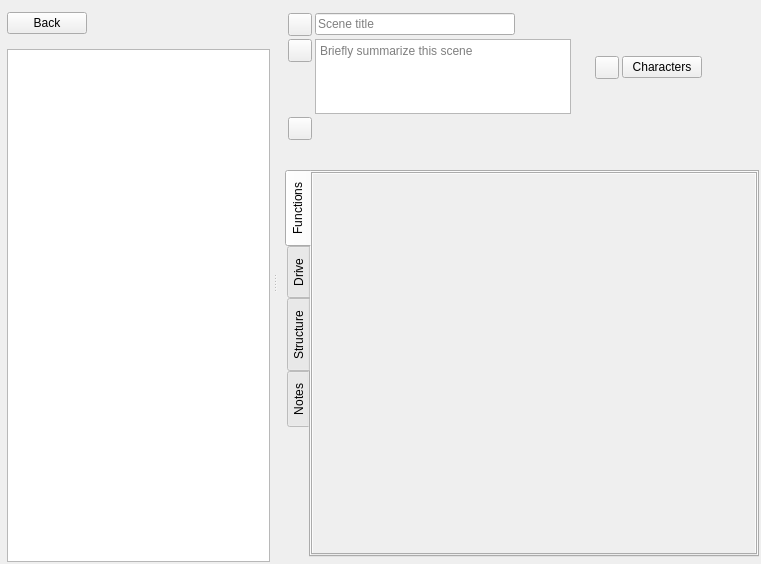
plotlyst/plotlyst-app, file ui/scene_editor.ui: the form before one commit.
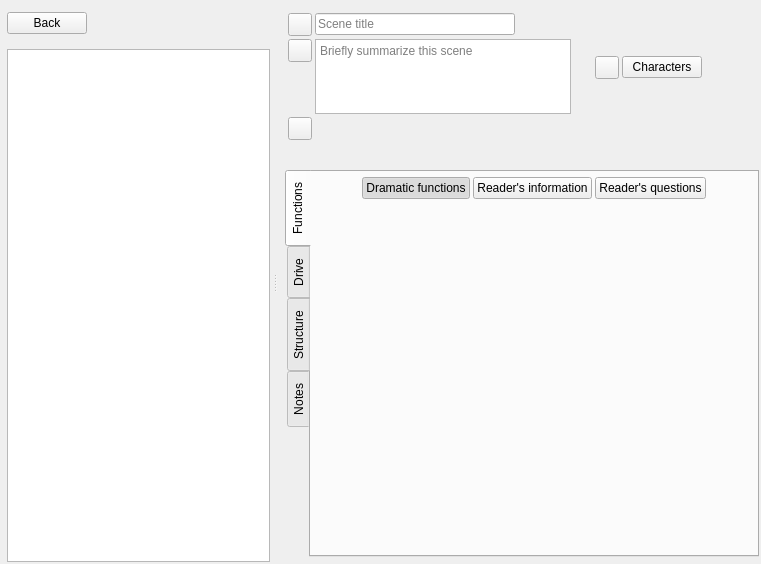
The form after the commit. The open tabs and pages were chosen to show the change. Custom widgets are drawn as their Qt base class.

Commit message:
Add reader info tracking (#1729)
* Add reader info tracking

* new ui

* new bubble

* character insight

* derive pov

* progress

* setup

* hide questions

* derive purpose

* derive purpose

* derive purpose

* migrate

Patch:
```diff
--- a/ui/scene_editor.ui
+++ b/ui/scene_editor.ui
@@ -576,7 +576,7 @@
                 <number>0</number>
                </property>
                <property name="topMargin">
-                <number>0</number>
+                <number>5</number>
                </property>
                <property name="rightMargin">
                 <number>0</number>
@@ -584,27 +584,114 @@
                <property name="bottomMargin">
                 <number>0</number>
                </property>
+               <item alignment="Qt::AlignHCenter">
+                <widget class="QWidget" name="widget" native="true">
+                 <layout class="QHBoxLayout" name="horizontalLayout_7">
+                  <property name="spacing">
+                   <number>3</number>
+                  </property>
+                  <property name="leftMargin">
+                   <number>0</number>
+                  </property>
+                  <property name="topMargin">
+                   <number>0</number>
+                  </property>
+                  <property name="rightMargin">
+                   <number>0</number>
+                  </property>
+                  <property name="bottomMargin">
+                   <number>0</number>
+                  </property>
+                  <item>
+                   <widget class="QPushButton" name="btnDramaticFunctions">
+                    <property name="cursor">
+                     <cursorShape>PointingHandCursor</cursorShape>
+                    </property>
+                    <property name="toolTip">
+                     <string>Compare summary</string>
+                    </property>
+                    <property name="text">
+                     <string>Dramatic functions</string>
+                    </property>
+                    <property name="checkable">
+                     <bool>true</bool>
+                    </property>
+                    <property name="checked">
+                     <bool>true</bool>
+                    </property>
+                    <property name="transparent-rounded-bg-on-hover" stdset="0">
+                     <bool>true</bool>
+                    </property>
+                    <property name="secondary-selector" stdset="0">
+                     <bool>true</bool>
+                    </property>
+                    <attribute name="buttonGroup">
+                     <string notr="true">buttonGroupFunctions</string>
+                    </attribute>
+                   </widget>
+                  </item>
+                  <item>
+                   <widget class="QPushButton" name="btnReaderInfo">
+                    <property name="cursor">
+                     <cursorShape>PointingHandCursor</cursorShape>
+                    </property>
+                    <property name="toolTip">
+                     <string>Compare summary</string>
+                    </property>
+                    <property name="text">
+                     <string>Reader's information</string>
+                    </property>
+                    <property name="checkable">
+                     <bool>true</bool>
+                    </property>
+                    <property name="checked">
+                     <bool>false</bool>
+                    </property>
+                    <property name="transparent-rounded-bg-on-hover" stdset="0">
+                     <bool>true</bool>
+                    </property>
+                    <property name="secondary-selector" stdset="0">
+                     <bool>true</bool>
+                    </property>
+                    <attribute name="buttonGroup">
+                     <string notr="true">buttonGroupFunctions</string>
+                    </attribute>
+                   </widget>
+                  </item>
+                  <item>
+                   <widget class="QPushButton" name="btnReaderQuestions">
+                    <property name="cursor">
+                     <cursorShape>PointingHandCursor</cursorShape>
+                    </property>
+                    <property name="toolTip">
+                     <string>Compare summary</string>
+                    </property>
+                    <property name="text">
+                     <string>Reader's questions</string>
+                    </property>
+                    <property name="checkable">
+                     <bool>true</bool>
+                    </property>
+                    <property name="checked">
+                     <bool>false</bool>
+                    </property>
+                    <property name="transparent-rounded-bg-on-hover" stdset="0">
+                     <bool>true</bool>
+                    </property>
+                    <property name="secondary-selector" stdset="0">
+                     <bool>true</bool>
+                    </property>
+                    <attribute name="buttonGroup">
+                     <string notr="true">buttonGroupFunctions</string>
+                    </attribute>
+                   </widget>
+                  </item>
+                 </layout>
+                </widget>
+               </item>
                <item>
-                <widget class="QTabWidget" name="tabWidgetFunctions">
-                 <property name="currentIndex">
-                  <number>0</number>
-                 </property>
-                 <property name="tabBarAutoHide">
-                  <bool>true</bool>
-                 </property>
-                 <property name="centered" stdset="0">
-                  <bool>true</bool>
-                 </property>
-                 <property name="transparent" stdset="0">
-                  <bool>true</bool>
-                 </property>
-                 <widget class="QWidget" name="tabDramaticFunctions">
-                  <property name="relaxed-white-bg" stdset="0">
-                   <bool>true</bool>
-                  </property>
-                  <attribute name="title">
-                   <string>Dramatic functions</string>
-                  </attribute>
+                <widget class="QStackedWidget" name="stackedWidgetFunctions">
+                 <widget class="QWidget" name="pageDramaticFunctions">
                   <layout class="QVBoxLayout" name="verticalLayout_5">
                    <property name="spacing">
                     <number>0</number>
@@ -634,8 +721,8 @@
                        <rect>
                         <x>0</x>
                         <y>0</y>
-                        <width>434</width>
-                        <height>357</height>
+                        <width>438</width>
+                        <height>334</height>
                        </rect>
                       </property>
                       <property name="muted-bg" stdset="0">
@@ -666,6 +753,44 @@
                    </item>
                   </layout>
                  </widget>
+                 <widget class="QWidget" name="pageInfo">
+                  <layout class="QVBoxLayout" name="verticalLayout_10">
+                   <property name="spacing">
+                    <number>0</number>
+                   </property>
+                   <property name="leftMargin">
+                    <number>0</number>
+                   </property>
+                   <property name="topMargin">
+                    <number>0</number>
+                   </property>
+                   <property name="rightMargin">
+                    <number>0</number>
+                   </property>
+                   <property name="bottomMargin">
+                    <number>0</number>
+                   </property>
+                  </layout>
+                 </widget>
+                 <widget class="QWidget" name="pageQuestions">
+                  <layout class="QVBoxLayout" name="verticalLayout_11">
+                   <property name="spacing">
+                    <number>0</number>
+                   </property>
+                   <property name="leftMargin">
+                    <number>0</number>
+                   </property>
+                   <property name="topMargin">
+                    <number>0</number>
+                   </property>
+                   <property name="rightMargin">
+                    <number>0</number>
+                   </property>
+                   <property name="bottomMargin">
+                    <number>0</number>
+                   </property>
+                  </layout>
+                 </widget>
                 </widget>
                </item>
               </layout>
```
Left out of the diff: 69 changed lines with no effect on the pictures. The commit also changes 8 other files.
